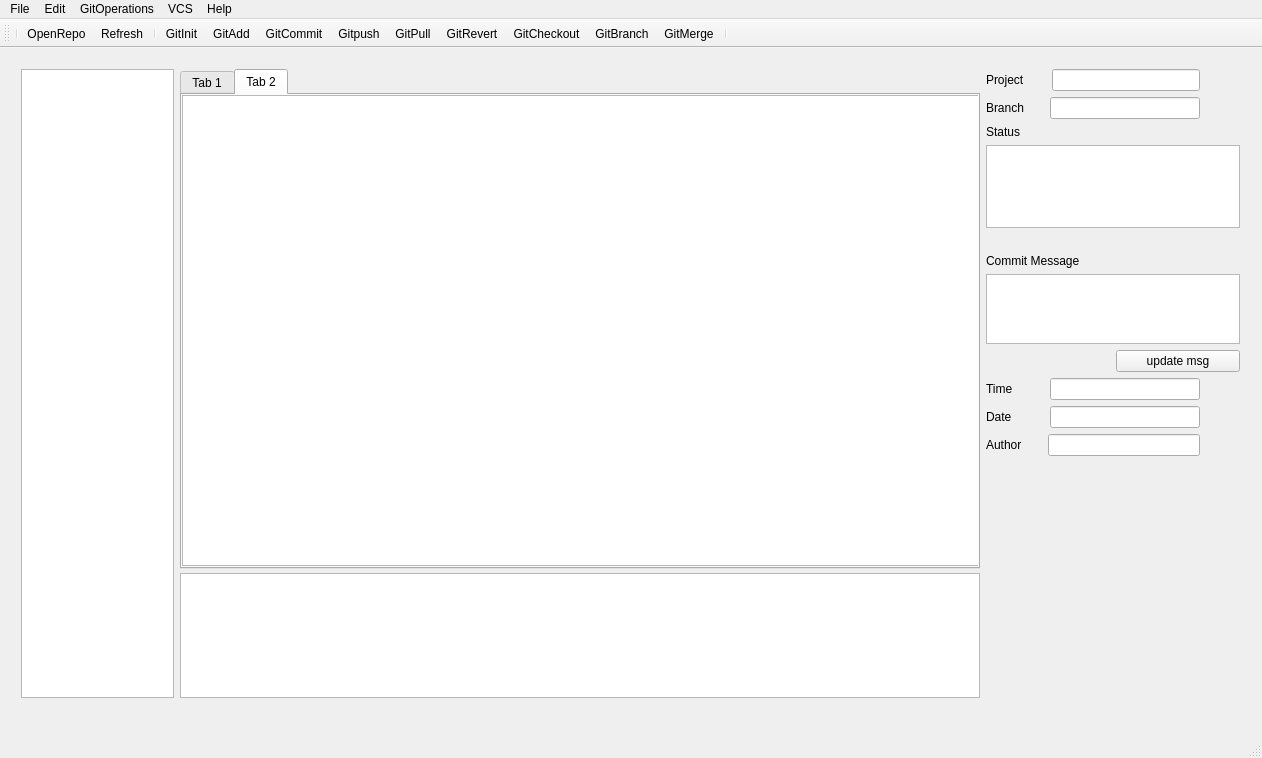
Old version of the form mainwindow.ui in the repository AnthonyChiavelli/GitVisualizationTool.
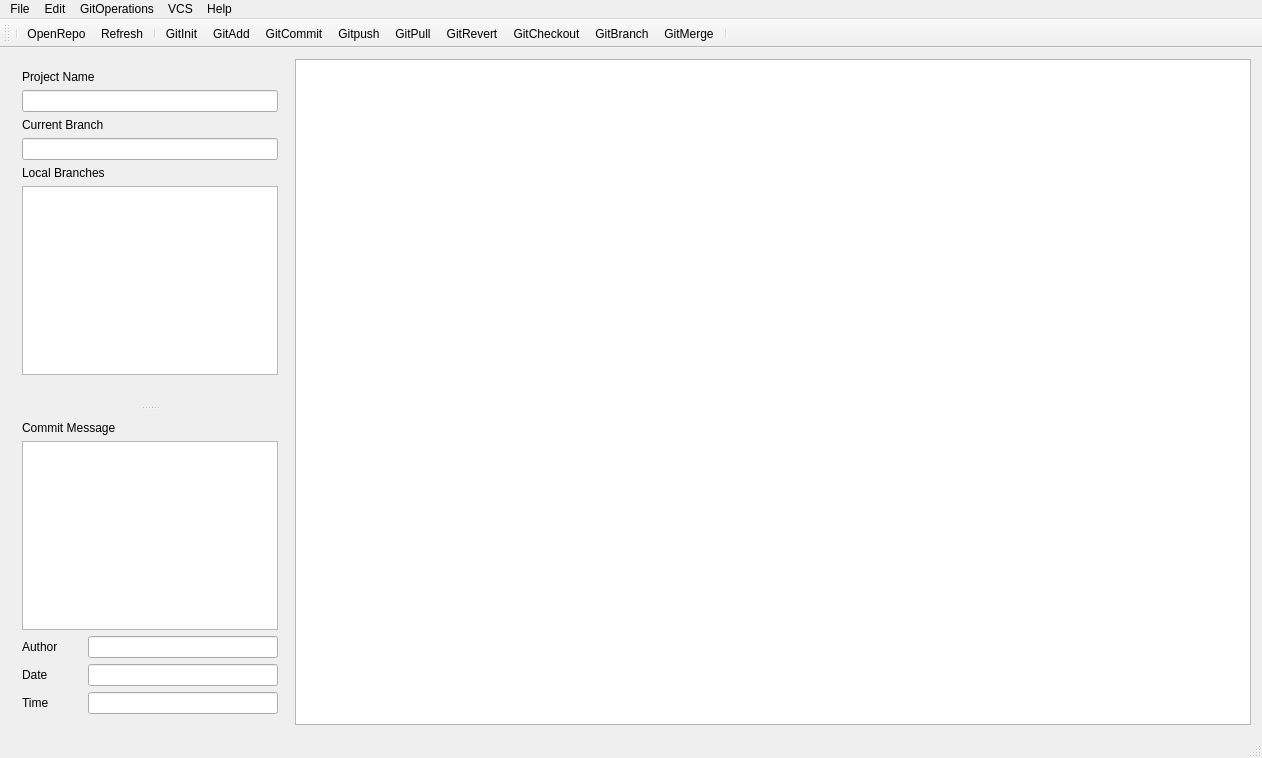
New version of the form. The open tabs and pages were chosen to show the change. Icons and pictures are not drawn.

Commit message:
Fixed window resizing and tidied up a bit
- Still doing a little ui cleanup before working on some functionality

```diff
--- a/mainwindow.ui
+++ b/mainwindow.ui
@@ -20,212 +20,91 @@
      <verstretch>0</verstretch>
     </sizepolicy>
    </property>
-   <widget class="QWidget" name="layoutWidget">
-    <property name="geometry">
-     <rect>
-      <x>10</x>
-      <y>10</y>
-      <width>1241</width>
-      <height>651</height>
-     </rect>
-    </property>
-    <layout class="QHBoxLayout" name="horizontalLayout_2">
-     <item>
-      <layout class="QVBoxLayout" name="verticalLayout_3">
-       <item>
-        <widget class="QListView" name="listView">
-         <property name="sizePolicy">
-          <sizepolicy hsizetype="Preferred" vsizetype="Preferred">
-           <horstretch>0</horstretch>
-           <verstretch>0</verstretch>
-          </sizepolicy>
-         </property>
-        </widget>
-       </item>
-      </layout>
-     </item>
-     <item>
-      <layout class="QVBoxLayout" name="verticalLayout_4">
-       <property name="spacing">
-        <number>4</number>
-       </property>
-       <item>
-        <widget class="QTabWidget" name="tabWidget">
-         <property name="minimumSize">
-          <size>
-           <width>800</width>
-           <height>500</height>
-          </size>
-         </property>
-         <property name="currentIndex">
-          <number>0</number>
-         </property>
-         <widget class="QWidget" name="tab1">
-          <attribute name="title">
-           <string>Tab 1</string>
-          </attribute>
+   <layout class="QGridLayout" name="gridLayout_4">
+    <item row="0" column="1">
           <widget class="QGraphicsView" name="graphicsView">
-           <property name="geometry">
-            <rect>
-             <x>0</x>
-             <y>-20</y>
-             <width>801</width>
-             <height>481</height>
-            </rect>
-           </property>
-          </widget>
-         </widget>
-         <widget class="QWidget" name="tab2">
-          <attribute name="title">
-           <string>Tab 2</string>
-          </attribute>
-          <widget class="QGraphicsView" name="graphicsView_2">
-           <property name="geometry">
-            <rect>
-             <x>0</x>
-             <y>0</y>
-             <width>851</width>
-             <height>471</height>
-            </rect>
-           </property>
-          </widget>
-         </widget>
-        </widget>
-       </item>
-       <item>
-        <widget class="QTextBrowser" name="textBrowser_2"/>
-       </item>
-      </layout>
-     </item>
-     <item>
-      <layout class="QVBoxLayout" name="verticalLayout">
-       <item>
-        <layout class="QHBoxLayout" name="ProjectHLayout">
-         <item>
-          <widget class="QLabel" name="ProjectLabel">
+      <property name="sizePolicy">
+       <sizepolicy hsizetype="MinimumExpanding" vsizetype="MinimumExpanding">
+        <horstretch>0</horstretch>
+        <verstretch>0</verstretch>
+       </sizepolicy>
+      </property>
+      <property name="minimumSize">
+       <size>
+        <width>200</width>
+        <height>200</height>
+       </size>
+      </property>
+     </widget>
+    </item>
+    <item row="0" column="0">
+     <widget class="QSplitter" name="splitter">
+      <property name="sizePolicy">
+       <sizepolicy hsizetype="Maximum" vsizetype="Expanding">
+        <horstretch>0</horstretch>
+        <verstretch>0</verstretch>
+       </sizepolicy>
+      </property>
+      <property name="maximumSize">
+       <size>
+        <width>16777215</width>
+        <height>16777215</height>
+       </size>
+      </property>
+      <property name="orientation">
+       <enum>Qt::Vertical</enum>
+      </property>
+      <widget class="QWidget" name="">
+       <layout class="QGridLayout" name="gridLayout_2">
+        <item row="4" column="0">
+         <widget class="QLabel" name="GitStatusLabel">
            <property name="text">
-            <string>Project</string>
-           </property>
-           <property name="buddy">
-            <cstring>ProjectLineEdit</cstring>
-           </property>
-          </widget>
-         </item>
-         <item>
-          <spacer name="horizontalSpacer_7">
-           <property name="orientation">
-            <enum>Qt::Horizontal</enum>
-           </property>
-           <property name="sizeType">
-            <enum>QSizePolicy::Fixed</enum>
-           </property>
-           <property name="sizeHint" stdset="0">
-            <size>
-             <width>21</width>
-             <height>20</height>
-            </size>
-           </property>
-          </spacer>
-         </item>
-         <item>
-          <widget class="QLineEdit" name="ProjectLineEdit">
-           <property name="sizePolicy">
-            <sizepolicy hsizetype="Expanding" vsizetype="Fixed">
-             <horstretch>0</horstretch>
-             <verstretch>0</verstretch>
-            </sizepolicy>
-           </property>
-          </widget>
-         </item>
-         <item>
-          <spacer name="horizontalSpacer_12">
-           <property name="orientation">
-            <enum>Qt::Horizontal</enum>
-           </property>
-           <property name="sizeType">
-            <enum>QSizePolicy::Fixed</enum>
-           </property>
-           <property name="sizeHint" stdset="0">
-            <size>
-             <width>40</width>
-             <height>20</height>
-            </size>
-           </property>
-          </spacer>
-         </item>
-        </layout>
-       </item>
-       <item>
-        <layout class="QHBoxLayout" name="BranchHLayout">
-         <item>
+           <string>Local Branches</string>
+          </property>
+         </widget>
+        </item>
+        <item row="2" column="0">
           <widget class="QLabel" name="BranchLabel">
            <property name="text">
-            <string>Branch</string>
+           <string>Current Branch</string>
            </property>
            <property name="buddy">
             <cstring>BranchLineEdit</cstring>
            </property>
           </widget>
          </item>
-         <item>
-          <spacer name="horizontalSpacer_6">
-           <property name="orientation">
-            <enum>Qt::Horizontal</enum>
-           </property>
-           <property name="sizeType">
-            <enum>QSizePolicy::Fixed</enum>
-           </property>
-           <property name="sizeHint" stdset="0">
-            <size>
-             <width>20</width>
-             <height>20</height>
-            </size>
-           </property>
-          </spacer>
-         </item>
-         <item>
-          <widget class="QLineEdit" name="BranchLineEdit"/>
-         </item>
-         <item>
-          <spacer name="horizontalSpacer_11">
-           <property name="orientation">
-            <enum>Qt::Horizontal</enum>
-           </property>
-           <property name="sizeType">
-            <enum>QSizePolicy::Fixed</enum>
-           </property>
-           <property name="sizeHint" stdset="0">
-            <size>
-             <width>40</width>
-             <height>20</height>
-            </size>
-           </property>
-          </spacer>
-         </item>
-        </layout>
-       </item>
-       <item>
-        <widget class="QLabel" name="GitStatusLabel">
-         <property name="text">
-          <string>Status</string>
-         </property>
-        </widget>
-       </item>
-       <item>
-        <layout class="QHBoxLayout" name="CommitHLayout"/>
-       </item>
-       <item>
+        <item row="5" column="0" colspan="2">
         <widget class="QTextBrowser" name="GitStatusTextBrowser">
          <property name="focusPolicy">
           <enum>Qt::NoFocus</enum>
          </property>
         </widget>
        </item>
-       <item>
-        <layout class="QHBoxLayout" name="UpdateButtonHLayout"/>
-       </item>
-       <item>
-        <spacer name="verticalSpacer_2">
+        <item row="0" column="0">
+         <widget class="QLabel" name="ProjectLabel">
+          <property name="text">
+           <string>Project Name</string>
+          </property>
+          <property name="buddy">
+           <cstring>ProjectLineEdit</cstring>
+          </property>
+         </widget>
+        </item>
+        <item row="3" column="0" colspan="2">
+         <widget class="QLineEdit" name="BranchLineEdit"/>
+        </item>
+        <item row="1" column="0" colspan="2">
+         <widget class="QLineEdit" name="ProjectLineEdit">
+          <property name="sizePolicy">
+           <sizepolicy hsizetype="Expanding" vsizetype="Fixed">
+            <horstretch>0</horstretch>
+            <verstretch>0</verstretch>
+           </sizepolicy>
+          </property>
+         </widget>
+        </item>
+        <item row="6" column="0">
+         <spacer name="verticalSpacer">
          <property name="orientation">
           <enum>Qt::Vertical</enum>
          </property>
@@ -240,7 +119,40 @@
          </property>
         </spacer>
        </item>
-       <item>
+       </layout>
+      </widget>
+      <widget class="QWidget" name="">
+       <layout class="QGridLayout" name="gridLayout">
+        <item row="6" column="0">
+         <widget class="QLabel" name="AuthorLabel">
+          <property name="text">
+           <string>Author</string>
+          </property>
+          <property name="buddy">
+           <cstring>AuthorLineEdit</cstring>
+          </property>
+         </widget>
+        </item>
+        <item row="8" column="1" colspan="3">
+         <widget class="QLineEdit" name="TimeLineEdit"/>
+        </item>
+        <item row="7" column="0">
+         <widget class="QLabel" name="label_5">
+          <property name="text">
+           <string>Date</string>
+          </property>
+          <property name="buddy">
+           <cstring>DateLineEdit</cstring>
+          </property>
+         </widget>
+        </item>
+        <item row="6" column="1" colspan="3">
+         <widget class="QLineEdit" name="AuthorLineEdit"/>
+        </item>
+        <item row="7" column="1" colspan="3">
+         <widget class="QLineEdit" name="DateLineEdit"/>
+        </item>
+        <item row="0" column="0" colspan="3">
         <widget class="QLabel" name="CommitMessageLabel">
          <property name="sizePolicy">
           <sizepolicy hsizetype="Preferred" vsizetype="Fixed">
@@ -251,51 +163,9 @@
          <property name="text">
           <string>Commit Message</string>
          </property>
-         <property name="buddy">
-          <cstring>CommitMessageEditor</cstring>
-         </property>
-        </widget>
-       </item>
-       <item>
-        <widget class="QPlainTextEdit" name="CommitMessageEditor">
-         <property name="maximumSize">
-          <size>
-           <width>275</width>
-           <height>75</height>
-          </size>
-         </property>
-        </widget>
-       </item>
-       <item>
-        <layout class="QHBoxLayout" name="horizontalLayout">
-         <item>
-          <spacer name="horizontalSpacer">
-           <property name="orientation">
-            <enum>Qt::Horizontal</enum>
-           </property>
-           <property name="sizeType">
-            <enum>QSizePolicy::Fixed</enum>
-           </property>
-           <property name="sizeHint" stdset="0">
-            <size>
-             <width>130</width>
-             <height>20</height>
-            </size>
-           </property>
-          </spacer>
-         </item>
-         <item>
-          <widget class="QPushButton" name="UpdateButton">
-           <property name="text">
-            <string>update msg</string>
-           </property>
-          </widget>
-         </item>
-        </layout>
-       </item>
-       <item>
-        <layout class="QHBoxLayout" name="TimeHLayout">
-         <item>
+         </widget>
+        </item>
+        <item row="8" column="0">
           <widget class="QLabel" name="label_8">
            <property name="text">
             <string>Time</string>
@@ -305,161 +175,14 @@
            </property>
           </widget>
          </item>
-         <item>
-          <spacer name="horizontalSpacer_5">
-           <property name="orientation">
-            <enum>Qt::Horizontal</enum>
-           </property>
-           <property name="sizeType">
-            <enum>QSizePolicy::Fixed</enum>
-           </property>
-           <property name="sizeHint" stdset="0">
-            <size>
-             <width>31</width>
-             <height>20</height>
-            </size>
-           </property>
-          </spacer>
-         </item>
-         <item>
-          <widget class="QLineEdit" name="TimeLineEdit"/>
-         </item>
-         <item>
-          <spacer name="horizontalSpacer_10">
-           <property name="orientation">
-            <enum>Qt::Horizontal</enum>
-           </property>
-           <property name="sizeType">
-            <enum>QSizePolicy::Fixed</enum>
-           </property>
-           <property name="sizeHint" stdset="0">
-            <size>
-             <width>40</width>
-             <height>20</height>
-            </size>
-           </property>
-          </spacer>
-         </item>
-        </layout>
-       </item>
-       <item>
-        <layout class="QHBoxLayout" name="DateHLayout">
-         <item>
-          <widget class="QLabel" name="label_5">
-           <property name="text">
-            <string>Date</string>
-           </property>
-           <property name="buddy">
-            <cstring>DateLineEdit</cstring>
-           </property>
-          </widget>
-         </item>
-         <item>
-          <spacer name="horizontalSpacer_4">
-           <property name="orientation">
-            <enum>Qt::Horizontal</enum>
-           </property>
-           <property name="sizeType">
-            <enum>QSizePolicy::Fixed</enum>
-           </property>
-           <property name="sizeHint" stdset="0">
-            <size>
-             <width>32</width>
-             <height>20</height>
-            </size>
-           </property>
-          </spacer>
-         </item>
-         <item>
-          <widget class="QLineEdit" name="DateLineEdit"/>
-         </item>
-         <item>
-          <spacer name="horizontalSpacer_9">
-           <property name="orientation">
-            <enum>Qt::Horizontal</enum>
-           </property>
-           <property name="sizeType">
-            <enum>QSizePolicy::Fixed</enum>
-           </property>
-           <property name="sizeHint" stdset="0">
-            <size>
-             <width>40</width>
-             <height>20</height>
-            </size>
-           </property>
-          </spacer>
-         </item>
-        </layout>
-       </item>
-       <item>
-        <layout class="QHBoxLayout" name="AuthorHLayout">
-         <item>
-          <widget class="QLabel" name="AuthorLabel">
-           <property name="text">
-            <string>Author</string>
-           </property>
-           <property name="buddy">
-            <cstring>AuthorLineEdit</cstring>
-           </property>
-          </widget>
-         </item>
-         <item>
-          <spacer name="horizontalSpacer_3">
-           <property name="orientation">
-            <enum>Qt::Horizontal</enum>
-           </property>
-           <property name="sizeType">
-            <enum>QSizePolicy::Fixed</enum>
-           </property>
-           <property name="sizeHint" stdset="0">
-            <size>
-             <width>20</width>
-             <height>20</height>
-            </size>
-           </property>
-          </spacer>
-         </item>
-         <item>
-          <widget class="QLineEdit" name="AuthorLineEdit"/>
-         </item>
-         <item>
-          <spacer name="horizontalSpacer_8">
-           <property name="orientation">
-            <enum>Qt::Horizontal</enum>
-           </property>
-           <property name="sizeType">
-            <enum>QSizePolicy::Fixed</enum>
-           </property>
-           <property name="sizeHint" stdset="0">
-            <size>
-             <width>40</width>
-             <height>20</height>
-            </size>
-           </property>
-          </spacer>
-         </item>
-        </layout>
-       </item>
-       <item>
-        <spacer name="verticalSpacer">
-         <property name="orientation">
-          <enum>Qt::Vertical</enum>
-         </property>
-         <property name="sizeType">
-          <enum>QSizePolicy::Preferred</enum>
-         </property>
-         <property name="sizeHint" stdset="0">
-          <size>
-           <width>254</width>
-           <height>350</height>
-          </size>
-         </property>
-        </spacer>
-       </item>
-      </layout>
-     </item>
-    </layout>
-   </widget>
+        <item row="5" column="0" colspan="4">
+         <widget class="QTextBrowser" name="commitMessageTxt"/>
+        </item>
+       </layout>
+      </widget>
+     </widget>
+    </item>
+   </layout>
   </widget>
   <widget class="QToolBar" name="mainToolBar">
    <property name="focusPolicy">
```
Lines whose indentation alone changed are shown as unchanged. The commit also changes 1 other file.
